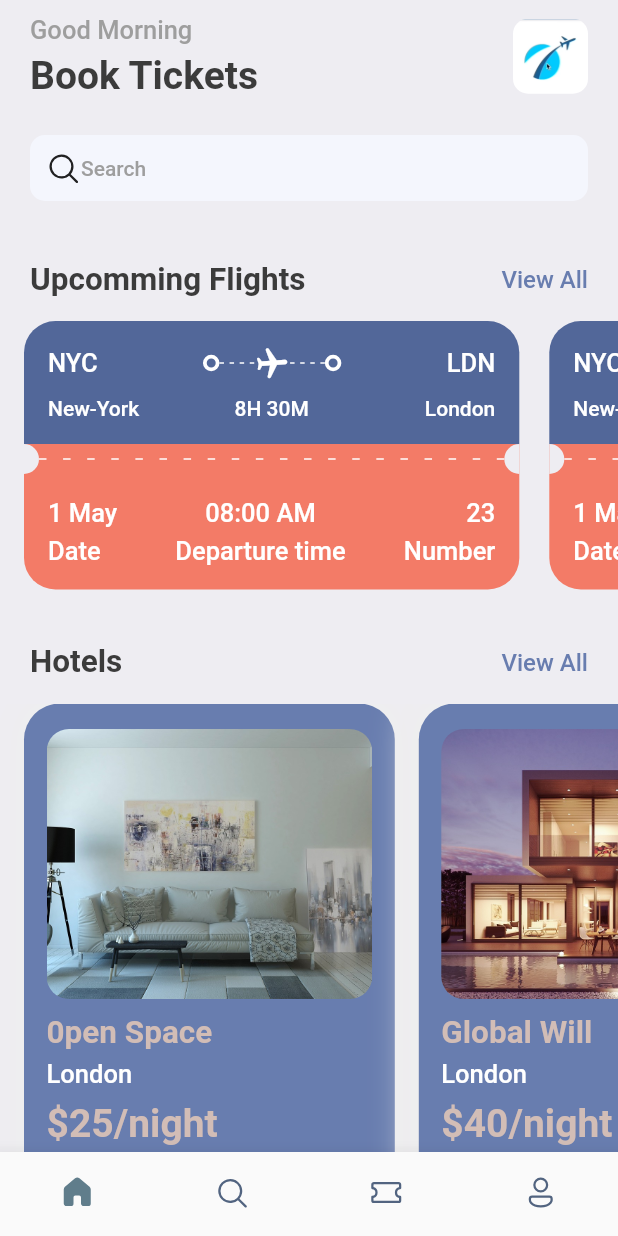
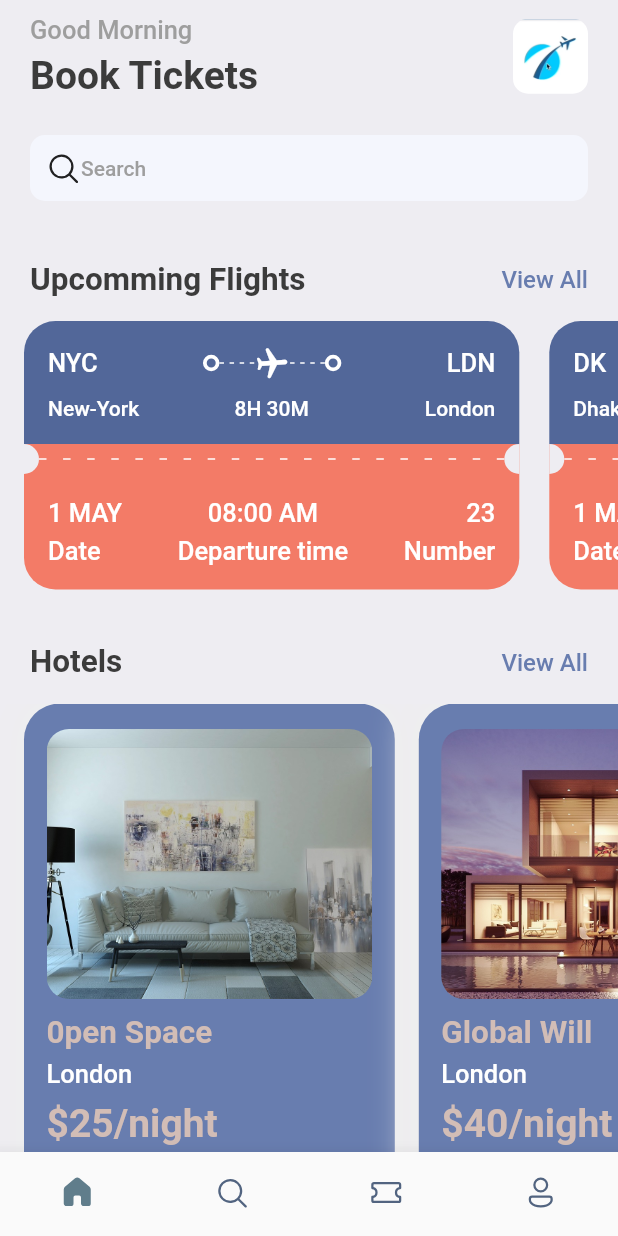
Before and after one commit to xiayulu/flutter-ticket, a Flutter app: the screen it shows after launch, on a phone screen of 412 x 824 dp. Run offline on Flutter 3.47's test engine with Material 2 defaults, Android fonts, the phone set to English and light mode, and no system bars; our stand-ins replace fluentui_icons, gap, get.

Commit message:
using data

```diff
--- a/lib/screens/bottom_bar.dart
+++ b/lib/screens/bottom_bar.dart
@@ -1,6 +1,7 @@
 import 'package:flutter/material.dart';
 import 'package:fluentui_icons/fluentui_icons.dart';
 import 'package:ticket/screens/home.dart';
+import 'package:ticket/screens/search.dart';
 
 class BottomBar extends StatefulWidget {
   const BottomBar({super.key});
@@ -14,7 +15,7 @@ class _BottomBarState extends State<BottomBar> {
 
   static final List<Widget> _widgetOptions = <Widget>[
     const HomeScreen(),
-    const Text("Search"),
+    const SearchScreen(),
     const Text("Ticket"),
     const Text("Profile"),
   ];
--- a/lib/screens/home.dart
+++ b/lib/screens/home.dart
@@ -90,14 +90,11 @@ class _HomeScreenState extends State<HomeScreen> {
           ]),
         ),
         const Gap(15),
-        const SingleChildScrollView(
+        SingleChildScrollView(
           scrollDirection: Axis.horizontal,
-          padding: EdgeInsets.only(left: 16),
-          child: Row(children: [
-            TicketView(),
-            TicketView(),
-            TicketView(),
-          ]),
+          padding: const EdgeInsets.only(left: 16),
+          child: Row(
+              children: ticketList.map((e) => TicketView(ticket: e)).toList()),
         ),
         const Gap(15),
         Container(
--- /dev/null
+++ b/lib/screens/search.dart
@@ -0,0 +1,15 @@
+import 'package:flutter/material.dart';
+
+class SearchScreen extends StatefulWidget {
+  const SearchScreen({super.key});
+
+  @override
+  State<SearchScreen> createState() => _SearchScreenState();
+}
+
+class _SearchScreenState extends State<SearchScreen> {
+  @override
+  Widget build(BuildContext context) {
+    return const Placeholder();
+  }
+}
--- a/lib/screens/ticket_view.dart
+++ b/lib/screens/ticket_view.dart
@@ -5,7 +5,9 @@ import 'package:ticket/utils/app_styles.dart';
 import 'package:ticket/widgets/thick_container.dart';
 
 class TicketView extends StatelessWidget {
-  const TicketView({super.key});
+  final Map<String, dynamic> ticket;
+
+  const TicketView({super.key, required this.ticket});
 
   @override
   Widget build(BuildContext context) {
@@ -27,7 +29,7 @@ class TicketView extends StatelessWidget {
               Row(
                 children: [
                   Text(
-                    "NYC",
+                    ticket['from']['code'],
                     style: Styles.headLineStyle3.copyWith(color: Colors.white),
                   ),
                   const Spacer(),
@@ -68,7 +70,7 @@ class TicketView extends StatelessWidget {
                   const ThickContainer(),
                   const Spacer(),
                   Text(
-                    "LDN",
+                    ticket['to']['code'],
                     style: Styles.headLineStyle3.copyWith(color: Colors.white),
                   )
                 ],
@@ -81,24 +83,24 @@ class TicketView extends StatelessWidget {
                   SizedBox(
                       width: 100,
                       child: Text(
-                        "New-York",
+                        ticket['from']['name'],
                         style:
                             Styles.headLineStyle4.copyWith(color: Colors.white),
                       )),
                   Text(
-                    "8H 30M",
+                    ticket['flying_time'],
                     style: Styles.headLineStyle4.copyWith(color: Colors.white),
                   ),
                   SizedBox(
                       width: 100,
                       child: Text(
-                        "London",
+                        ticket['to']['name'],
                         textAlign: TextAlign.end,
                         style:
                             Styles.headLineStyle4.copyWith(color: Colors.white),
                       )),
                 ],
-              )
+              ),
             ]),
           ),
           Container(
@@ -159,7 +161,7 @@ class TicketView extends StatelessWidget {
                     crossAxisAlignment: CrossAxisAlignment.start,
                     children: [
                       Text(
-                        "1 May",
+                        ticket['date'],
                         style:
                             Styles.headLineStyle3.copyWith(color: Colors.white),
                       ),
@@ -174,7 +176,7 @@ class TicketView extends StatelessWidget {
                   Column(
                     children: [
                       Text(
-                        "08:00 AM",
+                        ticket['departure_time'],
                         style:
                             Styles.headLineStyle3.copyWith(color: Colors.white),
                       ),
@@ -190,7 +192,7 @@ class TicketView extends StatelessWidget {
                     crossAxisAlignment: CrossAxisAlignment.end,
                     children: [
                       Text(
-                        "23",
+                        '${ticket['number']}',
                         style:
                             Styles.headLineStyle3.copyWith(color: Colors.white),
                       ),
--- a/lib/utils/app_data.dart
+++ b/lib/utils/app_data.dart
@@ -18,3 +18,22 @@ List<Map<String, dynamic>> hotelList = [
     'price': 68
   }
 ];
+
+List<Map<String, dynamic>> ticketList = [
+  {
+    'from': {'code': "NYC", 'name': "New-York"},
+    'to': {'code': "LDN", 'name': "London"},
+    'flying_time': '8H 30M',
+    'date': "1 MAY",
+    'departure_time': "08:00 AM",
+    'number': 23
+  },
+  {
+    'from': {'code': "DK", 'name': "Dhaka"},
+    'to': {'code': "SH", 'name': "ShangHai"},
+    'flying_time': '4H 30M',
+    'date': "1 MAY",
+    'departure_time': "09:50 AM",
+    'number': 42
+  },
+];
```
